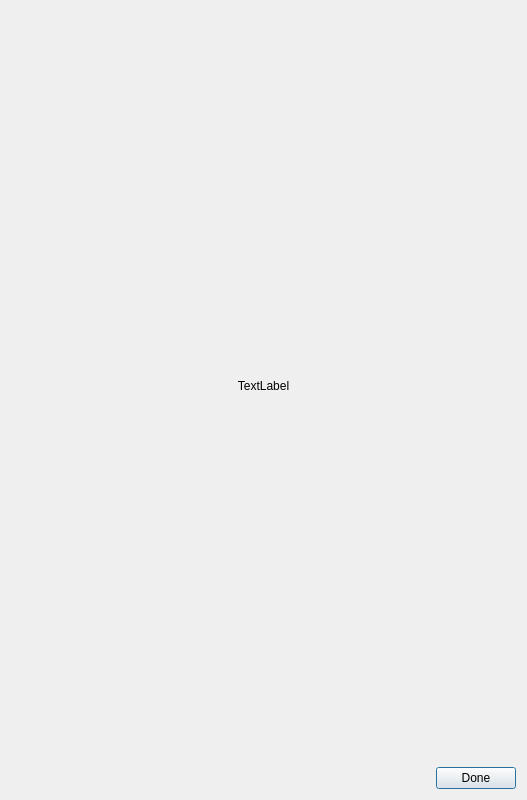
Above: src/dialogtable.ui from nmfs-ost/ss3-ssi before the change. Below: the same form after it.
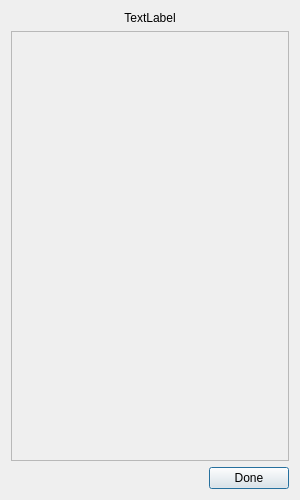
That is the form after the change.

What changed in the file:
```diff
--- a/src/dialogtable.ui
+++ b/src/dialogtable.ui
@@ -6,14 +6,14 @@
    <rect>
     <x>0</x>
     <y>0</y>
-    <width>527</width>
-    <height>800</height>
+    <width>300</width>
+    <height>500</height>
    </rect>
   </property>
   <property name="minimumSize">
    <size>
-    <width>400</width>
-    <height>800</height>
+    <width>300</width>
+    <height>500</height>
    </size>
   </property>
   <property name="windowTitle">
@@ -31,7 +31,30 @@
     </widget>
    </item>
    <item>
-    <layout class="QVBoxLayout" name="verticalLayout_table"/>
+    <layout class="QVBoxLayout" name="verticalLayout_main">
+     <item>
+      <widget class="QScrollArea" name="scrollArea">
+       <property name="widgetResizable">
+        <bool>true</bool>
+       </property>
+       <widget class="QWidget" name="scrollAreaWidgetContents">
+        <property name="geometry">
+         <rect>
+          <x>0</x>
+          <y>0</y>
+          <width>278</width>
+          <height>419</height>
+         </rect>
+        </property>
+        <layout class="QVBoxLayout" name="verticalLayout_3">
+         <item>
+          <layout class="QVBoxLayout" name="verticalLayout_table"/>
+         </item>
+        </layout>
+       </widget>
+      </widget>
+     </item>
+    </layout>
    </item>
    <item>
     <layout class="QHBoxLayout" name="horizontalLayout">
```
Left out of the diff: 2 changed lines with no effect on the pictures.
